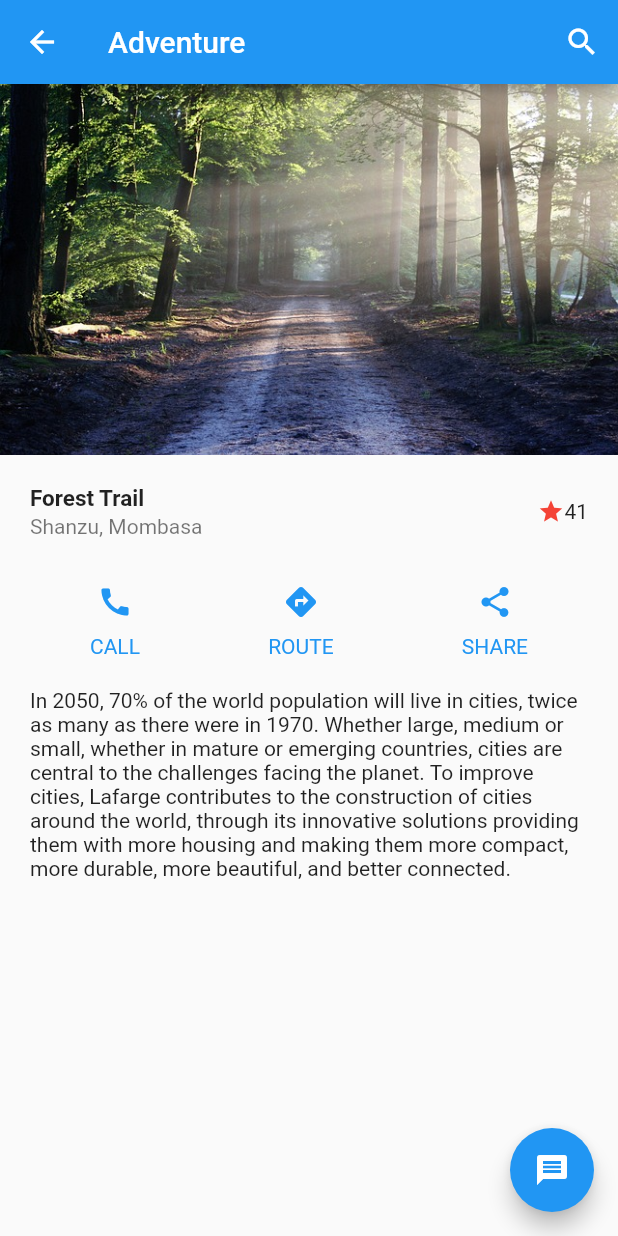
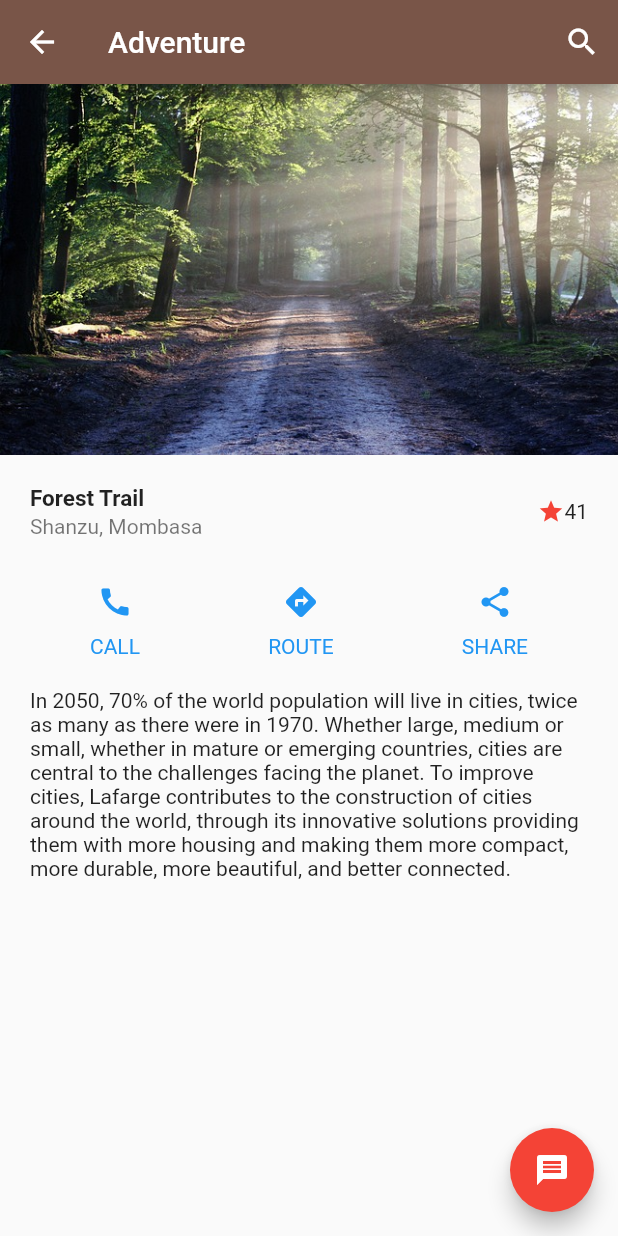
Before and after one commit to antonymwakiacha/FirstFlutterApp, a Flutter app: the MyHomePage screen opened directly, on a phone screen of 412 x 824 dp. Run offline on Flutter 3.47's test engine with Material 2 defaults, Android fonts, the phone set to English and light mode, and no system bars.

Commit message:
changed the background color of the floating button

```diff
--- a/lib/screens/home_page.dart
+++ b/lib/screens/home_page.dart
@@ -7,7 +7,10 @@ class MyHomePage extends StatelessWidget {
   Widget build(BuildContext context) {
     return Scaffold(
       //APPBAR
-      appBar: AppBar(title: Text("Adventure"), actions: [
+      appBar: AppBar(
+        backgroundColor: Colors.brown,
+          title: Text("Adventure"),
+          actions: [
         IconButton(
           onPressed: () {},
           icon: Icon(
@@ -141,9 +144,8 @@ class MyHomePage extends StatelessWidget {
       ),
       //FLOATING ACTION BUTTON
       floatingActionButton: FloatingActionButton(
-        onPressed: () {},
-        child: Icon(Icons.message, color: Colors.white)
-      ),
+        backgroundColor: Colors.red,
+          onPressed: () {}, child: Icon(Icons.message, color: Colors.white)),
     );
   }
 }
```
